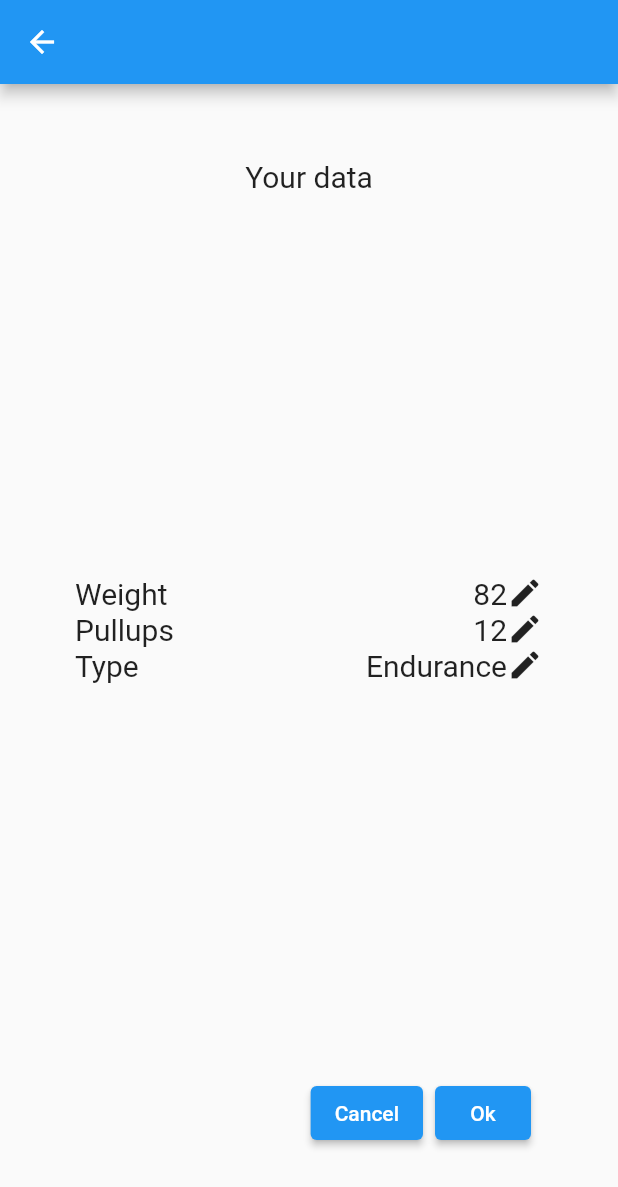
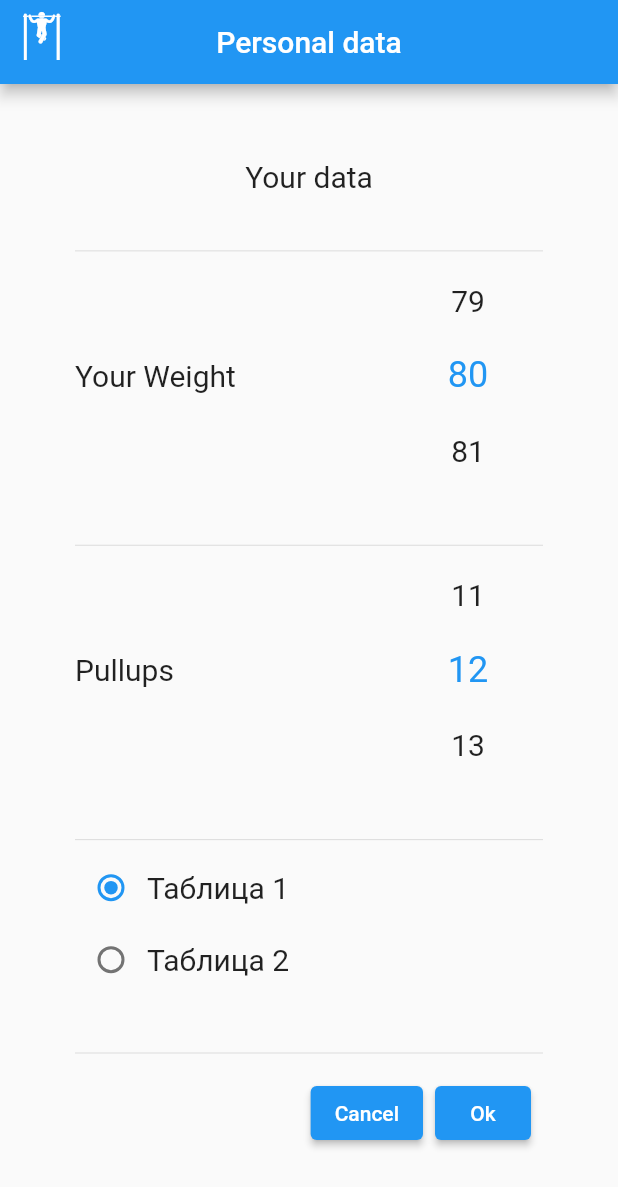
Before and after one commit to taras-rashnik/LMS_pullups, a Flutter app: the screen it shows after launch, after a tap on the "settings" icon, on a phone screen of 412 x 824 dp. Shown: the top 1187 px of the screen. Run offline on Flutter 3.47's test engine with Material 2 defaults, Android fonts, the phone set to English and light mode, and no system bars; drawn by our look-alikes of numberpicker; our stand-ins replace flutter_bloc.

Commit message:
parameters screen

```diff
--- a/lib/cubit/workout_cubit.dart
+++ b/lib/cubit/workout_cubit.dart
@@ -1,3 +1,5 @@
+import 'dart:math';
+
 import 'package:flutter_bloc/flutter_bloc.dart';
 import 'package:lms_pullups/cubit/workout_state.dart';
 import 'package:lms_pullups/models/program.dart' as models;
@@ -9,7 +11,6 @@ class WorkoutCubit extends Cubit<WorkoutState> {
             program: program,
             weight: 80,
             pullups: 12,
-            sheetIndex: 0,
             tableIndex: 0,
             weekIndex: 0,
           ),
@@ -37,4 +38,11 @@ class WorkoutCubit extends Cubit<WorkoutState> {
     day.completed = !day.completed;
     emit(state.copyWith());
   }
+
+  void updateParameters(int weight, int pullups, String tableType) {
+    var state1 = state.copyWith(weight: weight, pullups: pullups);
+    var tableIndex = state.currentSheet.tables.indexWhere((e) => e.type == tableType);
+    tableIndex = max(0, tableIndex);
+    emit(state.copyWith(weight: weight, pullups: pullups, tableIndex: tableIndex));
+  }
 }
--- a/lib/cubit/workout_state.dart
+++ b/lib/cubit/workout_state.dart
@@ -12,10 +12,9 @@ class WorkoutState {
     required this.program,
     required this.weight,
     required this.pullups,
-    required this.sheetIndex,
     required this.tableIndex,
     required this.weekIndex,
-  });
+  }) : this.sheetIndex = CalculateSheetIndex(program, pullups);
 
   WorkoutState copyWith({
     int? weight,
@@ -28,12 +27,25 @@ class WorkoutState {
         program: program,
         weight: weight ?? this.weight,
         pullups: pullups ?? this.pullups,
-        sheetIndex: sheetIndex ?? this.sheetIndex,
         tableIndex: tableIndex ?? this.tableIndex,
         weekIndex: weekIndex ?? this.weekIndex,
       );
 
   models.Sheet get currentSheet => program.sheets[sheetIndex];
+
   models.Table get currentTable => currentSheet.tables[tableIndex];
+
   models.Week get currentWeek => currentTable.weeks[weekIndex];
+
+  static CalculateSheetIndex(models.Program program, int pullups) {
+    int sheetIndex = program.sheets.length - 1;
+    for (int i = 0; i < program.sheets.length; i++) {
+      if (pullups <= program.sheets[i].maxPullups) {
+        sheetIndex = i;
+        break;
+      }
+    }
+
+    return sheetIndex;
+  }
 }
--- a/lib/main.dart
+++ b/lib/main.dart
@@ -1,7 +1,7 @@
 import 'package:flutter/material.dart';
 import 'package:flutter_bloc/flutter_bloc.dart';
-import 'package:lms_pullups/screens/parameters_screen.dart';
-import 'package:lms_pullups/screens/workout_screen.dart';
+import 'package:lms_pullups/screens/parameters/parameters_screen.dart';
+import 'package:lms_pullups/screens/workout/workout_screen.dart';
 
 import 'cubit/workout_cubit.dart';
 import 'models/program.dart' as models;
--- a/lib/models/program.dart
+++ b/lib/models/program.dart
@@ -274,7 +274,7 @@ var program = Program(
       maxPullups: 20,
       tables: [
         Table(
-          type: "Таблица 1",
+          type: "Силовые",
           weeks: [
             Week(
               days: [
@@ -382,7 +382,7 @@ var program = Program(
           ],
         ),
         Table(
-          type: "Таблица 2",
+          type: "Выносливость",
           weeks: [
             Week(
               days: [
--- /dev/null
+++ b/lib/screens/parameters/integer_picker.dart
@@ -0,0 +1,36 @@
+import 'package:flutter/material.dart';
+import 'package:numberpicker/numberpicker.dart';
+
+
+class IntegerPicker extends StatelessWidget {
+  final String title;
+  final int minValue;
+  final int maxValue;
+  final int value;
+  final ValueChanged<int> onChanged;
+
+  const IntegerPicker({
+    Key? key,
+    required this.title,
+    required this.minValue,
+    required this.maxValue,
+    required this.value,
+    required this.onChanged,
+  }) : super(key: key);
+
+  @override
+  Widget build(BuildContext context) {
+    return Row(
+      mainAxisAlignment: MainAxisAlignment.spaceBetween,
+      children: [
+        Text(title),
+        NumberPicker(
+          minValue: minValue,
+          maxValue: maxValue,
+          value: value,
+          onChanged: onChanged,
+        ),
+      ],
+    );
+  }
+}
--- /dev/null
+++ b/lib/screens/parameters/parameters_picker.dart
@@ -0,0 +1,98 @@
+import 'package:flutter/material.dart';
+import 'package:flutter_bloc/flutter_bloc.dart';
+import 'package:lms_pullups/cubit/workout_cubit.dart';
+import 'package:lms_pullups/cubit/workout_state.dart';
+import 'package:lms_pullups/screens/parameters/table_picker.dart';
+
+import 'integer_picker.dart';
+
+class ParametersPicker extends StatefulWidget {
+  const ParametersPicker({
+    Key? key,
+  }) : super(key: key);
+
+  @override
+  State<ParametersPicker> createState() => _ParametersPickerState();
+}
+
+class _ParametersPickerState extends State<ParametersPicker> {
+  int _weight = 0;
+  int _pullups = 0;
+  String _tableType = "";
+
+  void _handleWeightChange(v){
+    setState(() {
+      _weight = v;
+    });
+  }
+
+  void _handlePullupsChange(v){
+    setState(() {
+      _pullups = v;
+    });
+  }
+
+  @override
+  Widget build(BuildContext context) {
+    return BlocBuilder<WorkoutCubit, WorkoutState>(
+      builder: (ctx, state){
+        if(_weight == 0)
+          _weight = state.weight;
+
+        if(_pullups == 0)
+          _pullups = state.pullups;
+
+        if(_tableType == "")
+          _tableType = state.currentTable.type;
+
+        return Column(
+          mainAxisAlignment: MainAxisAlignment.center,
+          crossAxisAlignment: CrossAxisAlignment.center,
+          children: [
+            Text("Your data"),
+            Spacer(),
+            Divider(),
+            IntegerPicker(
+              title: "Your Weight",
+              minValue: 30,
+              maxValue: 150,
+              value: _weight,
+              onChanged: _handleWeightChange,
+            ),
+            Spacer(),
+            Divider(),
+            IntegerPicker(
+              title: "Pullups",
+              minValue: 10,
+              maxValue: 50,
+              value: _pullups,
+              onChanged: _handlePullupsChange,
+            ),
+            Spacer(),
+            Divider(),
+            TablePicker(),
+            Spacer(),
+            Divider(),
+            ButtonBar(
+              children: [
+                ElevatedButton(
+                  onPressed: () {
+                    Navigator.of(context).pop();
+                  },
+                  child: Text("Cancel"),
+                ),
+                ElevatedButton(
+                  onPressed: () {
+                    context.read<WorkoutCubit>().updateParameters(_weight, _pullups, _tableType);
+                    Navigator.of(context).pop();
+                  },
+                  child: Text("Ok"),
+                ),
+              ],
+            )
+          ],
+        );
+      },
+    );
+  }
+}
--- /dev/null
+++ b/lib/screens/parameters/parameters_screen.dart
@@ -0,0 +1,27 @@
+import 'package:flutter/material.dart';
+import 'package:lms_pullups/lms_pullups_icons.dart';
+import 'package:lms_pullups/screens/parameters/parameters_picker.dart';
+
+class ParametersScreen extends StatelessWidget {
+  const ParametersScreen({Key? key}) : super(key: key);
+
+  @override
+  Widget build(BuildContext context) {
+    return Scaffold(
+      appBar: AppBar(
+        leading: Icon(
+          LmsPullups.pull_up_bar,
+          size: 40,
+        ),
+        title: Text("Personal data"),
+        centerTitle: true,
+      ),
+      body: Center(
+        child: Padding(
+          padding: const EdgeInsets.symmetric(vertical: 50, horizontal: 50),
+          child: ParametersPicker(),
+        ),
+      ),
+    );
+  }
+}
--- /dev/null
+++ b/lib/screens/parameters/table_picker.dart
@@ -0,0 +1,46 @@
+import 'package:flutter/material.dart';
+import 'package:flutter_bloc/flutter_bloc.dart';
+import 'package:lms_pullups/cubit/workout_cubit.dart';
+import 'package:lms_pullups/cubit/workout_state.dart';
+
+class TablePicker extends StatefulWidget {
+  const TablePicker({Key? key}) : super(key: key);
+
+  @override
+  _TablePickerState createState() => _TablePickerState();
+}
+
+class _TablePickerState extends State<TablePicker> {
+  String type = "";
+
+  @override
+  Widget build(BuildContext context) {
+    return BlocBuilder<WorkoutCubit, WorkoutState>(
+      builder: (ctx, state) {
+        if(type == "")
+          type = state.currentTable.type;
+
+        return Column(
+          children: [
+            for (var table in state.currentSheet.tables)
+              Row(
+                children: [
+                  Radio<String>(
+                    value: table.type,
+                    groupValue: type,
+                    onChanged: (v) {
+                      print("Radio.onChange($v)");
+                      setState(() {
+                        type = v ?? "";
+                      });
+                    },
+                  ),
+                  Text(table.type),
+                ],
+              ),
+          ],
+        );
+      },
+    );
+  }
+}
--- a/lib/screens/parameters_screen.dart
+++ /dev/null
@@ -1,66 +0,0 @@
-import 'package:flutter/material.dart';
-
-class ParametersScreen extends StatelessWidget {
-  const ParametersScreen({Key? key}) : super(key: key);
-
-  @override
-  Widget build(BuildContext context) {
-    return Scaffold(
-      appBar: AppBar(),
-      body: Center(
-        child: Padding(
-          padding: const EdgeInsets.symmetric(vertical: 50, horizontal: 50),
-          child: Column(
-            mainAxisAlignment: MainAxisAlignment.center,
-            crossAxisAlignment: CrossAxisAlignment.center,
-            children: [
-              Text("Your data"),
-              Spacer(),
-              Row(
-                children: [
-                  Text("Weight"),
-                  Spacer(),
-                  Text("82"),
-                  Icon(Icons.edit),
-                ],
-              ),
-              Row(
-                children: [
-                  Text("Pullups"),
-                  Spacer(),
-                  Text("12"),
-                  Icon(Icons.edit),
-                ],
-              ),
-              Row(
-                children: [
-                  Text("Type"),
-                  Spacer(),
-                  Text("Endurance"),
-                  Icon(Icons.edit),
-                ],
-              ),
-              Spacer(),
-              ButtonBar(
-                children: [
-                  ElevatedButton(
-                    onPressed: () {
-                      Navigator.of(context).pop();
-                    },
-                    child: Text("Cancel"),
-                  ),
-                  ElevatedButton(
-                    onPressed: () {
-                      Navigator.of(context).pop();
-                    },
-                    child: Text("Ok"),
-                  ),
-                ],
-              )
-            ],
-          ),
-        ),
-      ),
-    );
-  }
-}
--- a/lib/screens/day_card.dart
+++ b/lib/screens/workout/day_card.dart
@@ -3,7 +3,7 @@ import 'package:lms_pullups/cubit/workout_cubit.dart';
 import 'package:lms_pullups/models/program.dart' as models;
 import 'package:provider/src/provider.dart';
 
-import '../lms_pullups_icons.dart';
+import '../../lms_pullups_icons.dart';
 
 class DayCard extends StatelessWidget {
   final models.Day day;
--- a/lib/screens/workout_screen.dart
+++ b/lib/screens/workout/workout_screen.dart
@@ -3,7 +3,7 @@ import 'package:flutter_bloc/flutter_bloc.dart';
 import 'package:lms_pullups/cubit/workout_cubit.dart';
 import 'package:lms_pullups/cubit/workout_state.dart';
 
-import '../lms_pullups_icons.dart';
+import '../../lms_pullups_icons.dart';
 import 'day_card.dart';
 
 class WorkoutScreen extends StatelessWidget {
--- a/pubspec.yaml
+++ b/pubspec.yaml
@@ -32,6 +32,7 @@ dependencies:
 
   flutter_bloc: ^8.0.0
   uuid: ^3.0.5
+  numberpicker: ^2.1.1
 
   # The following adds the Cupertino Icons font to your application.
   # Use with the CupertinoIcons class for iOS style icons.
```
Also changed, not shown: pubspec.lock.
